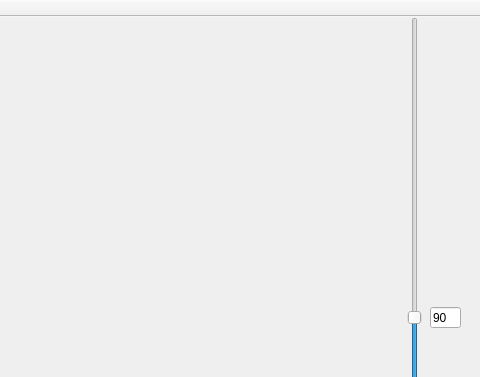
Before: the Qt Designer form EllipseRechner/mainwindow.ui in Fomore/Master, drawn with Qt 5; both pictures show x 220 to 700 and y 0 to 377 of the 700 by 700 pixel window.
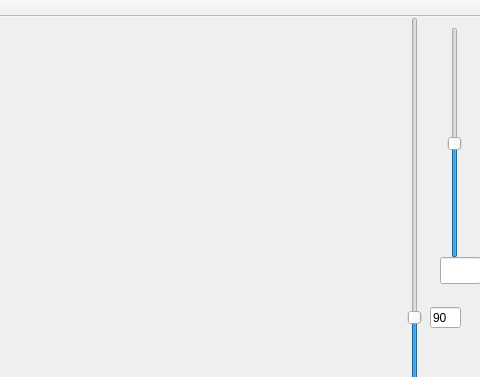
After: the same form once the commit is applied.

Diff of the .ui file:
```diff
--- a/EllipseRechner/mainwindow.ui
+++ b/EllipseRechner/mainwindow.ui
@@ -91,6 +91,38 @@
      <string>90</string>
     </property>
    </widget>
+   <widget class="QSlider" name="verticalSlider_2">
+    <property name="geometry">
+     <rect>
+      <x>660</x>
+      <y>10</y>
+      <width>29</width>
+      <height>231</height>
+     </rect>
+    </property>
+    <property name="minimum">
+     <number>1</number>
+    </property>
+    <property name="maximum">
+     <number>200</number>
+    </property>
+    <property name="value">
+     <number>100</number>
+    </property>
+    <property name="orientation">
+     <enum>Qt::Vertical</enum>
+    </property>
+   </widget>
+   <widget class="QLineEdit" name="lineEdit_3">
+    <property name="geometry">
+     <rect>
+      <x>660</x>
+      <y>240</y>
+      <width>41</width>
+      <height>27</height>
+     </rect>
+    </property>
+   </widget>
   </widget>
   <widget class="QMenuBar" name="menuBar">
    <property name="geometry">
```
